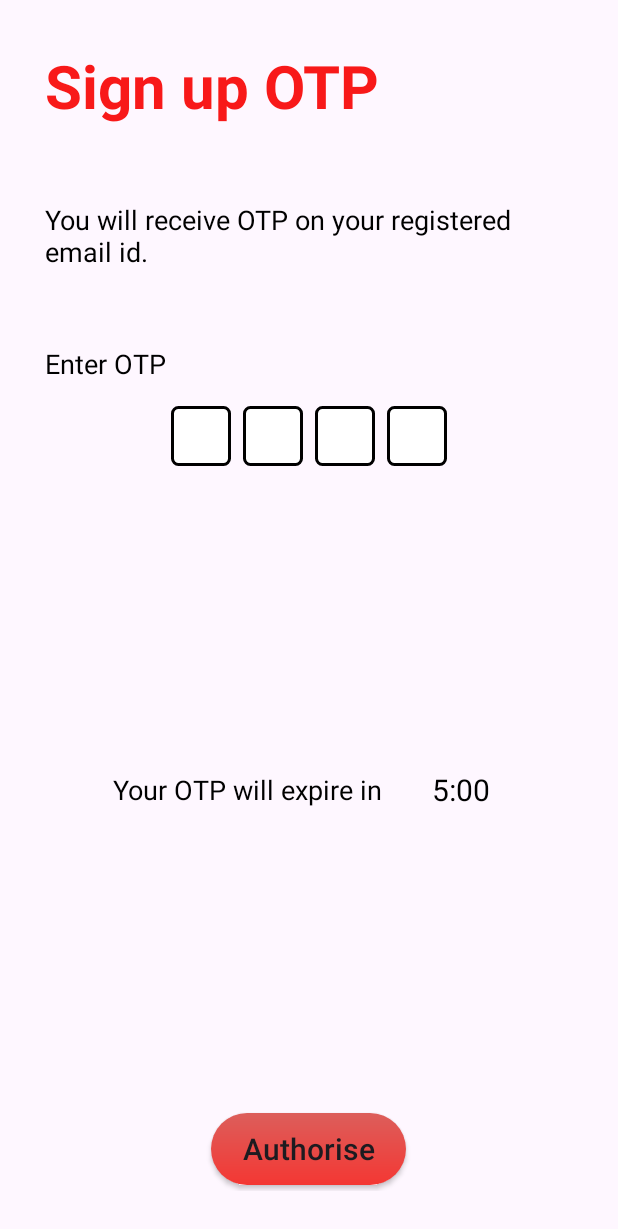
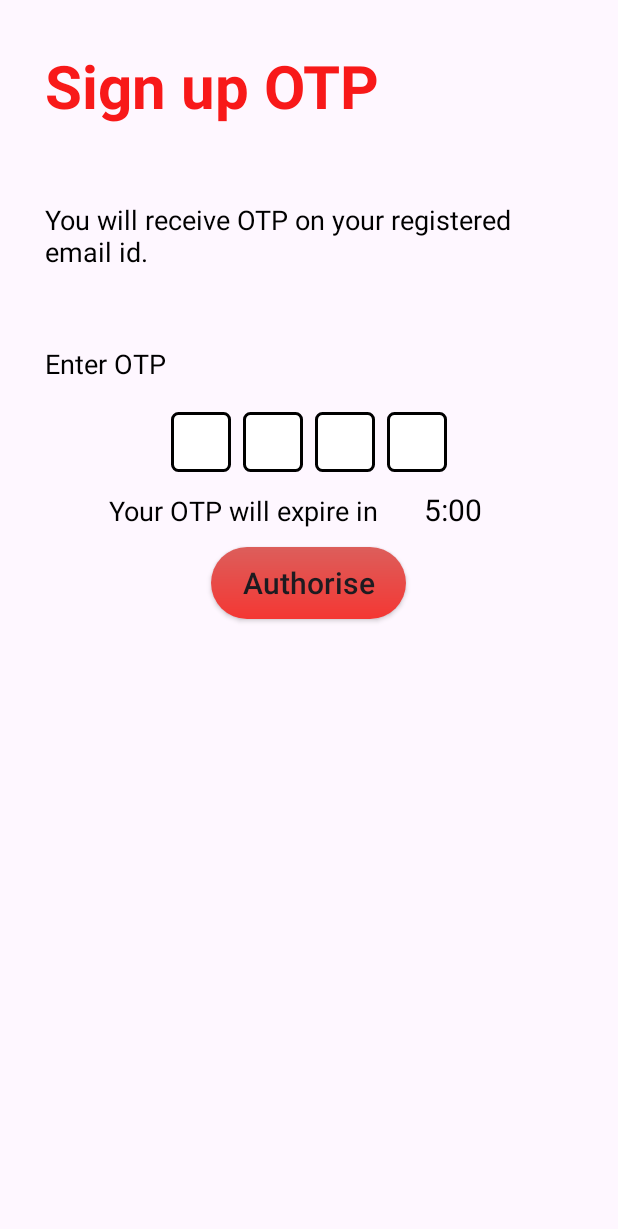
Before and after one commit to nehapatilMF/finalTodo, an Android app: the Otp screen opened through its navigation route, on a phone screen of 412 x 824 dp. Shown: the top 1229 px of the screen. Run offline under Robolectric (Android 15) with nearby library versions, the phone set to English and light mode, and no system bars.

```diff
--- a/app/src/main/AndroidManifest.xml
+++ b/app/src/main/AndroidManifest.xml
@@ -6,7 +6,7 @@
         android:allowBackup="true"
         android:dataExtractionRules="@xml/data_extraction_rules"
         android:fullBackupContent="@xml/backup_rules"
-        android:icon="@drawable/logo"
+        android:icon="@mipmap/ic_launcher"
         android:label="@string/app_name"
         android:roundIcon="@mipmap/ic_launcher_round"
         android:supportsRtl="true"
--- a/app/src/main/res/layout/fragment_otp.xml
+++ b/app/src/main/res/layout/fragment_otp.xml
@@ -1,11 +1,9 @@
 <?xml version="1.0" encoding="utf-8"?>
-<androidx.constraintlayout.widget.ConstraintLayout xmlns:android="http://schemas.android.com/apk/res/android"
-    xmlns:app="http://schemas.android.com/apk/res-auto"
+<LinearLayout xmlns:android="http://schemas.android.com/apk/res/android"
     xmlns:tools="http://schemas.android.com/tools"
     android:layout_width="match_parent"
     android:layout_height="match_parent"
     android:layout_marginTop="80dp"
-    android:layout_marginBottom="200dp"
     android:orientation="vertical"
     android:padding="30dp"
     tools:context=".fragments.Otp">
@@ -18,11 +16,7 @@
         android:text="@string/sign_up_otp"
         android:textColor="@color/red"
         android:textSize="40sp"
-        android:textStyle="bold"
-        app:layout_constraintBottom_toTopOf="@+id/tv_receive_otp"
-        app:layout_constraintEnd_toEndOf="parent"
-        app:layout_constraintStart_toStartOf="parent"
-        app:layout_constraintTop_toTopOf="parent" />
+        android:textStyle="bold" />
 
     <androidx.appcompat.widget.AppCompatTextView
         android:id="@+id/tv_receive_otp"
@@ -31,47 +25,30 @@
         android:layout_marginBottom="10dp"
         android:text="@string/you_will_receive_otp"
         android:textColor="@color/black"
-        android:textSize="18sp"
-        app:layout_constraintBottom_toTopOf="@+id/entered_email"
-        app:layout_constraintEnd_toEndOf="parent"
-        app:layout_constraintStart_toStartOf="parent"
-        app:layout_constraintTop_toBottomOf="@+id/otp" />
+        android:textSize="18sp" />
 
     <androidx.appcompat.widget.AppCompatTextView
         android:id="@+id/entered_email"
         android:layout_width="match_parent"
         android:layout_height="30dp"
-        android:layout_marginBottom="10dp"
-        app:layout_constraintBottom_toTopOf="@+id/tv_enter_otp"
-        app:layout_constraintEnd_toEndOf="parent"
-        app:layout_constraintStart_toStartOf="parent"
-        app:layout_constraintTop_toBottomOf="@+id/tv_receive_otp" />
+        android:layout_marginBottom="10dp" />
 
     <androidx.appcompat.widget.AppCompatTextView
         android:id="@+id/tv_enter_otp"
         android:layout_width="match_parent"
         android:layout_height="wrap_content"
-        android:layout_marginBottom="100dp"
+        android:layout_marginBottom="20dp"
         android:text="@string/enter_otp"
         android:textColor="@color/black"
-        android:textSize="18sp"
-        app:layout_constraintBottom_toTopOf="@+id/ll_otp"
-        app:layout_constraintEnd_toEndOf="parent"
-        app:layout_constraintStart_toStartOf="parent"
-        app:layout_constraintTop_toBottomOf="@+id/entered_email" />
+        android:textSize="18sp" />
 
     <LinearLayout
         android:id="@+id/ll_otp"
         android:layout_width="match_parent"
         android:layout_height="wrap_content"
-        android:layout_marginTop="16dp"
         android:gravity="center"
-        android:orientation="horizontal"
-        app:layout_constraintEnd_toEndOf="parent"
-        app:layout_constraintStart_toStartOf="parent"
-        app:layout_constraintTop_toBottomOf="@+id/tv_enter_otp">
-
-        <EditText
+        android:orientation="horizontal">
+        <androidx.appcompat.widget.AppCompatEditText
             android:id="@+id/editTextDigit1"
             android:layout_width="40dp"
             android:layout_height="40dp"
@@ -82,8 +59,7 @@
             android:maxLength="1"
             android:textAlignment="center"
             android:textSize="20sp" />
-
-        <EditText
+        <androidx.appcompat.widget.AppCompatEditText
             android:id="@+id/editTextDigit2"
             android:layout_width="40dp"
             android:layout_height="40dp"
@@ -94,8 +70,7 @@
             android:maxLength="1"
             android:textAlignment="center"
             android:textSize="20sp" />
-
-        <EditText
+        <androidx.appcompat.widget.AppCompatEditText
             android:id="@+id/editTextDigit3"
             android:layout_width="40dp"
             android:layout_height="40dp"
@@ -106,8 +81,7 @@
             android:maxLength="1"
             android:textAlignment="center"
             android:textSize="20sp" />
-
-        <EditText
+        <androidx.appcompat.widget.AppCompatEditText
             android:id="@+id/editTextDigit4"
             android:layout_width="40dp"
             android:layout_height="40dp"
@@ -118,7 +92,11 @@
             android:textAlignment="center"
             android:textSize="20sp" />
     </LinearLayout>
-
+<LinearLayout
+    android:layout_width="match_parent"
+    android:layout_height="wrap_content"
+    android:layout_gravity="center"
+    android:orientation="horizontal">
     <androidx.appcompat.widget.AppCompatTextView
         android:id="@+id/tv_otp_exp"
         android:layout_width="200dp"
@@ -127,11 +105,7 @@
         android:gravity="center"
         android:text="@string/your_otp_will_expire_in"
         android:textColor="@color/black"
-        android:textSize="18sp"
-        app:layout_constraintBottom_toTopOf="@+id/buttonAuthorise"
-        app:layout_constraintEnd_toStartOf="@id/timer"
-        app:layout_constraintStart_toStartOf="parent"
-        app:layout_constraintTop_toBottomOf="@+id/ll_otp" />
+        android:textSize="18sp" />
 
     <androidx.appcompat.widget.AppCompatTextView
         android:id="@+id/timer"
@@ -141,11 +115,8 @@
         android:gravity="center"
         android:text="@string/_5_00"
         android:textColor="@color/black"
-        android:textSize="20sp"
-        app:layout_constraintBottom_toTopOf="@+id/buttonAuthorise"
-        app:layout_constraintEnd_toEndOf="parent"
-        app:layout_constraintStart_toEndOf="@+id/tv_otp_exp"
-        app:layout_constraintTop_toBottomOf="@+id/ll_otp" />
+        android:textSize="20sp" />
+</LinearLayout>
 
     <androidx.appcompat.widget.AppCompatButton
         android:id="@+id/buttonAuthorise"
@@ -158,9 +129,5 @@
         android:text="@string/authorise"
         android:textAllCaps="false"
         android:textSize="20sp"
-        app:layout_constraintBottom_toBottomOf="parent"
-        app:layout_constraintEnd_toEndOf="parent"
-        app:layout_constraintHorizontal_bias="0.498"
-        app:layout_constraintStart_toStartOf="parent"
         tools:ignore="RedundantDescriptionCheck" />
-</androidx.constraintlayout.widget.ConstraintLayout>
+</LinearLayout>
--- a/app/src/main/res/layout/fragment_todo_main.xml
+++ b/app/src/main/res/layout/fragment_todo_main.xml
@@ -8,7 +8,6 @@
     android:layout_height="match_parent"
     android:padding="16dp"
     tools:context=".fragments.TodoMain">
-
 
     <com.google.android.material.floatingactionbutton.FloatingActionButton
         android:id="@+id/addTask"
```
Also changed, not shown: app/src/main/java/com/example/todoapp/Calendar.kt (added, +21 -0 lines), app/src/main/java/com/example/todoapp/fragments/NewTask.kt (+63 -3 lines), app/src/main/res/layout/fragment_new_task.xml (+34 -56 lines).
